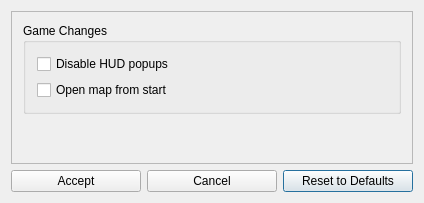
Before: the Qt Designer form randovania/gui/ui_files/dread_cosmetic_patches_dialog.ui in randovania/randovania, drawn with Qt 5.
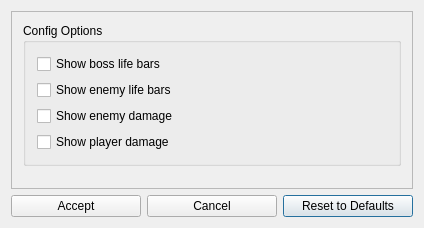
After: the same form once the commit is applied.

Commit message: add cosmetic options for dread

The edit to the form file:
```diff
--- a/randovania/gui/ui_files/dread_cosmetic_patches_dialog.ui
+++ b/randovania/gui/ui_files/dread_cosmetic_patches_dialog.ui
@@ -7,7 +7,7 @@
     <x>0</x>
     <y>0</y>
     <width>424</width>
-    <height>203</height>
+    <height>228</height>
    </rect>
   </property>
   <property name="windowTitle">
@@ -46,27 +46,41 @@
         <x>0</x>
         <y>0</y>
         <width>404</width>
-        <height>156</height>
+        <height>178</height>
        </rect>
       </property>
       <layout class="QVBoxLayout" name="verticalLayout">
        <item>
         <widget class="QGroupBox" name="game_changes_box">
          <property name="title">
-          <string>Game Changes</string>
+          <string>Config Options</string>
          </property>
          <layout class="QVBoxLayout" name="game_changes_layout">
           <item>
            <widget class="QCheckBox" name="disable_hud_popup">
             <property name="text">
-             <string>Disable HUD popups</string>
+             <string>Show boss life bars</string>
             </property>
            </widget>
           </item>
           <item>
            <widget class="QCheckBox" name="open_map">
             <property name="text">
-             <string>Open map from start</string>
+             <string>Show enemy life bars</string>
+            </property>
+           </widget>
+          </item>
+          <item>
+           <widget class="QCheckBox" name="show_enemy_damage">
+            <property name="text">
+             <string>Show enemy damage</string>
+            </property>
+           </widget>
+          </item>
+          <item>
+           <widget class="QCheckBox" name="show_player_damage">
+            <property name="text">
+             <string>Show player damage</string>
             </property>
            </widget>
           </item>
```
Left out of the diff: 4 changed lines with no effect on the pictures. The commit also changes 4 other files.
